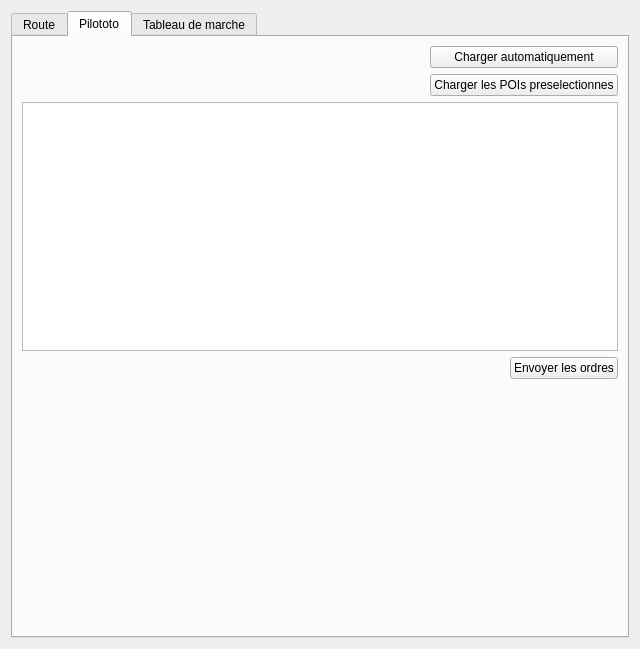
This is src/Ui/Route_Editor.ui in nohal/qtVlm as Qt 5 draws it before an edit. The edited form follows.
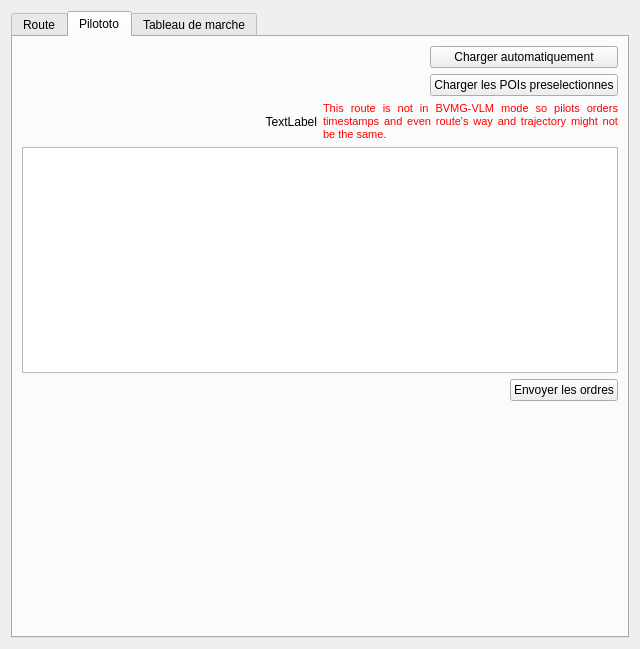
This is the edited form. The open tabs and pages were chosen to show the change.

Commit message: Add a warning in route's pilototo tab if route is not in vbvmg-vlm mode

What changed in the file:
```diff
--- a/src/Ui/Route_Editor.ui
+++ b/src/Ui/Route_Editor.ui
@@ -492,6 +492,40 @@
          </item>
         </layout>
        </item>
+       <item>
+        <layout class="QHBoxLayout" name="horizontalLayout_7">
+         <item>
+          <widget class="QLabel" name="warning_icon">
+           <property name="text">
+            <string>TextLabel</string>
+           </property>
+           <property name="alignment">
+            <set>Qt::AlignRight|Qt::AlignTrailing|Qt::AlignVCenter</set>
+           </property>
+          </widget>
+         </item>
+         <item>
+          <widget class="QLabel" name="warning_text">
+           <property name="maximumSize">
+            <size>
+             <width>400</width>
+             <height>16777215</height>
+            </size>
+           </property>
+           <property name="text">
+            <string>&lt;!DOCTYPE HTML PUBLIC &quot;-//W3C//DTD HTML 4.0//EN&quot; &quot;http://www.w3.org/TR/REC-html40/strict.dtd&quot;&gt;
+&lt;html&gt;&lt;head&gt;&lt;meta name=&quot;qrichtext&quot; content=&quot;1&quot; /&gt;&lt;style type=&quot;text/css&quot;&gt;
+p, li { white-space: pre-wrap; }
+&lt;/style&gt;&lt;/head&gt;&lt;body style=&quot; font-family:'MS Shell Dlg 2'; font-size:8pt; font-weight:400; font-style:normal;&quot;&gt;
+&lt;p align=&quot;justify&quot; style=&quot; margin-top:12px; margin-bottom:12px; margin-left:0px; margin-right:0px; -qt-block-indent:0; text-indent:0px;&quot;&gt;&lt;span style=&quot; color:#ff0000;&quot;&gt;This route is not in BVMG-VLM mode so pilots orders timestamps and even route's way and trajectory might not be the same. &lt;/span&gt;&lt;/p&gt;&lt;/body&gt;&lt;/html&gt;</string>
+           </property>
+           <property name="wordWrap">
+            <bool>true</bool>
+           </property>
+          </widget>
+         </item>
+        </layout>
+       </item>
        <item>
         <widget class="QTreeView" name="pilotView"/>
        </item>
```
The commit also changes 12 other files.
